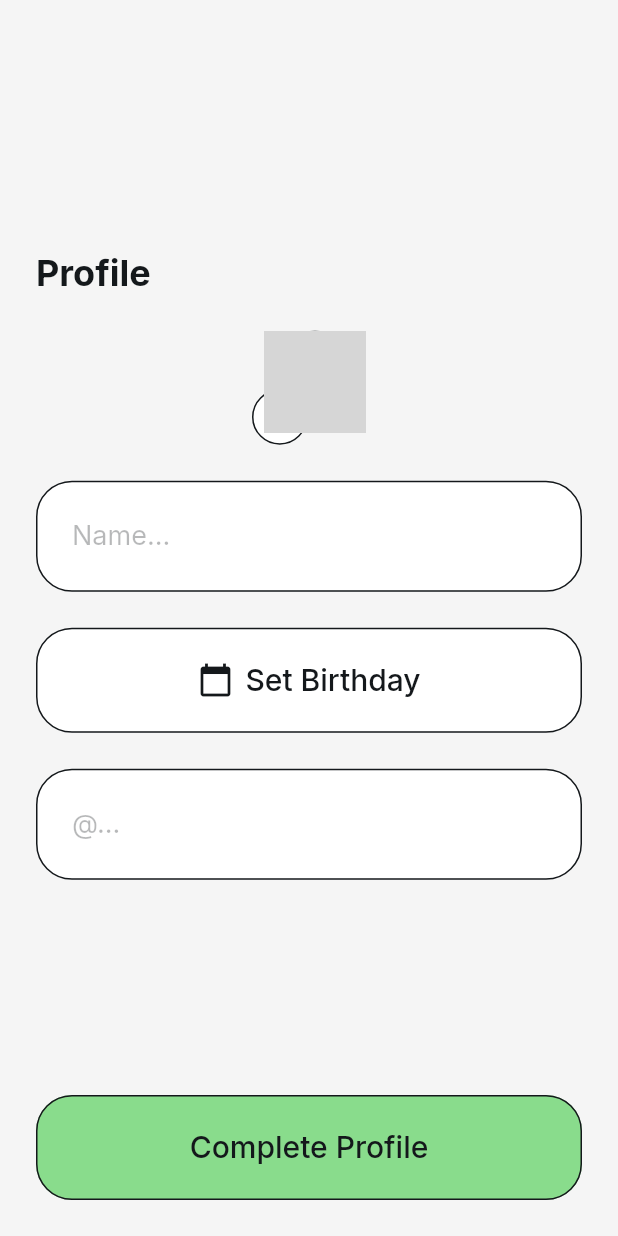
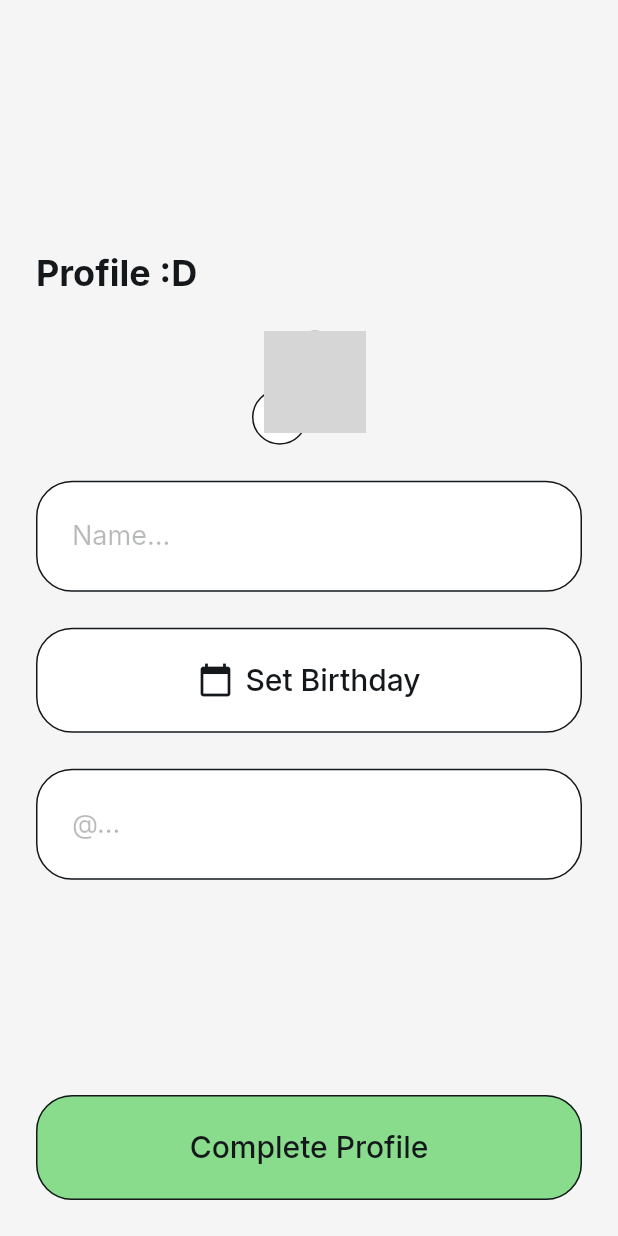
Before and after one commit to ryanmegna/TodoApp-FlutterFlow, a Flutter app: the OnboardingWidget screen opened by its route, on a phone screen of 412 x 824 dp. Run offline on Flutter 3.47's test engine with Material 3 defaults, Android fonts, the phone set to English and light mode, and no system bars; drawn by our look-alikes of auto_size_text; our stand-ins replace cloud_firestore, easy_debounce, file_picker, firebase_auth, firebase_core, firebase_storage and 12 more; missing offline and left inert: json_path, mime_type; accounts and stored records are empty; network calls fail; grey boxes are pictures that could not be loaded.

Commit message:
Updating to latest FlutterFlow output.

```diff
--- a/lib/onboarding/onboarding_widget.dart
+++ b/lib/onboarding/onboarding_widget.dart
@@ -68,7 +68,7 @@ class _OnboardingWidgetState extends State<OnboardingWidget> {
                         mainAxisSize: MainAxisSize.max,
                         children: [
                           Text(
-                            'Profile',
+                            'Profile :D',
                             style: FlutterFlowTheme.of(context)
                                 .headlineLarge
                                 .override(
```
